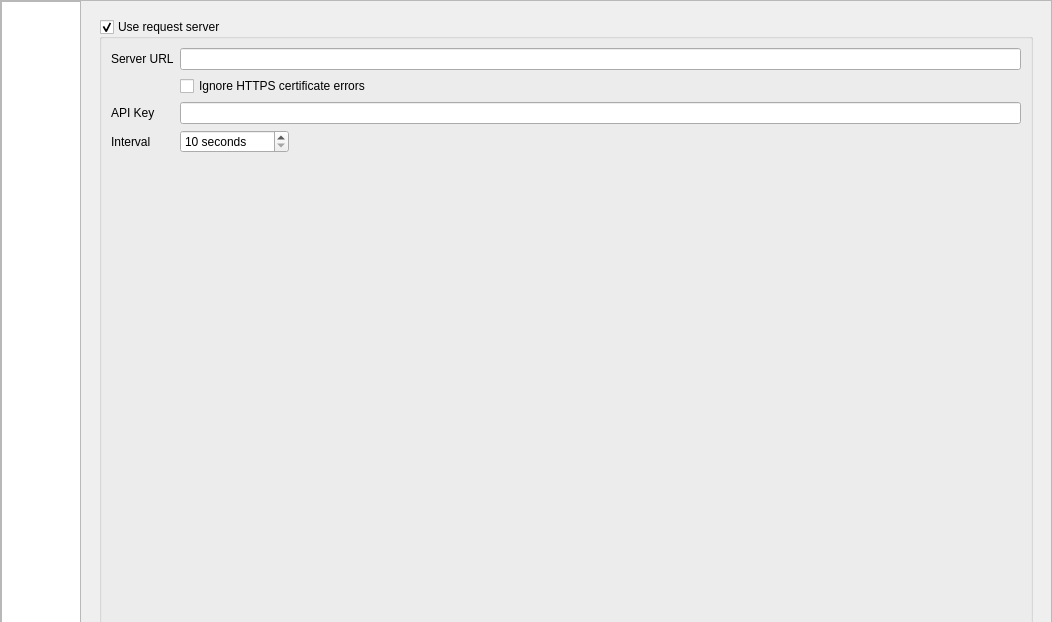
OpenKJ/OpenKJ, file OpenKJ/dlgsettings.ui: the form before one commit; both pictures show x 0 to 1052 and y 0 to 622 of the 1052 by 1130 pixel window.
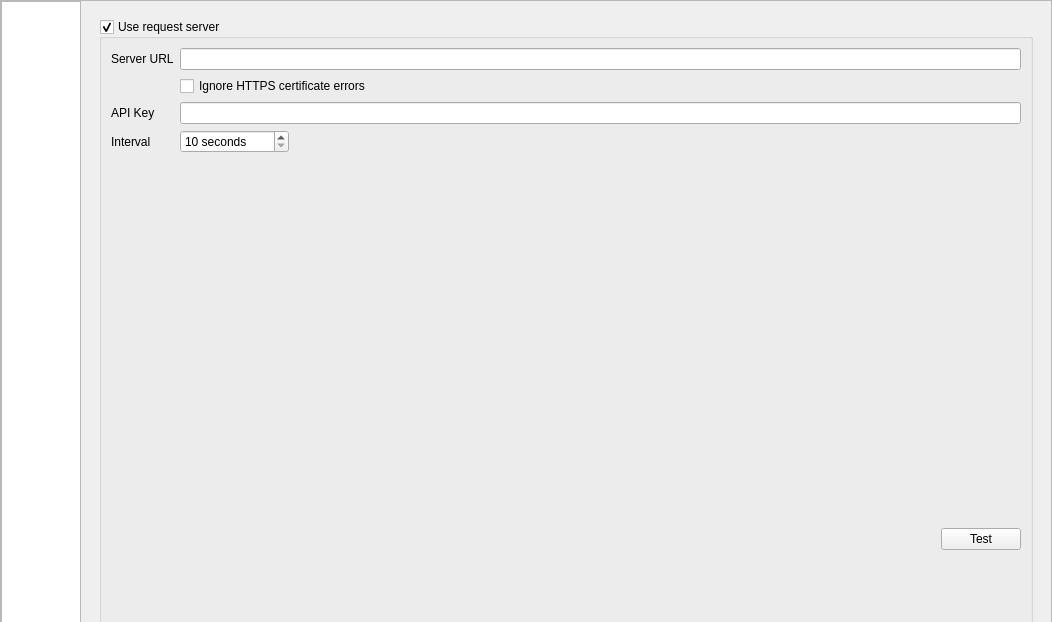
The form after the commit. The open tabs and pages were chosen to show the change. Icons and pictures are not drawn.

Commit message: Add test button to request server settings

What changed in the file:
```diff
--- a/OpenKJ/dlgsettings.ui
+++ b/OpenKJ/dlgsettings.ui
@@ -1004,6 +1004,49 @@
                    </item>
                   </layout>
                  </item>
+                 <item row="4" column="1">
+                  <spacer name="verticalSpacer_6">
+                   <property name="orientation">
+                    <enum>Qt::Vertical</enum>
+                   </property>
+                   <property name="sizeHint" stdset="0">
+                    <size>
+                     <width>20</width>
+                     <height>40</height>
+                    </size>
+                   </property>
+                  </spacer>
+                 </item>
+                 <item row="5" column="1">
+                  <layout class="QHBoxLayout" name="horizontalLayout_20">
+                   <property name="leftMargin">
+                    <number>0</number>
+                   </property>
+                   <property name="topMargin">
+                    <number>0</number>
+                   </property>
+                   <item>
+                    <spacer name="horizontalSpacer_13">
+                     <property name="orientation">
+                      <enum>Qt::Horizontal</enum>
+                     </property>
+                     <property name="sizeHint" stdset="0">
+                      <size>
+                       <width>40</width>
+                       <height>20</height>
+                      </size>
+                     </property>
+                    </spacer>
+                   </item>
+                   <item>
+                    <widget class="QPushButton" name="btnTestReqServer">
+                     <property name="text">
+                      <string>Test</string>
+                     </property>
+                    </widget>
+                   </item>
+                  </layout>
+                 </item>
                 </layout>
                </item>
                <item>
```
Left out of the diff: 2 changed lines with no effect on the pictures. The commit also changes 12 other files.
